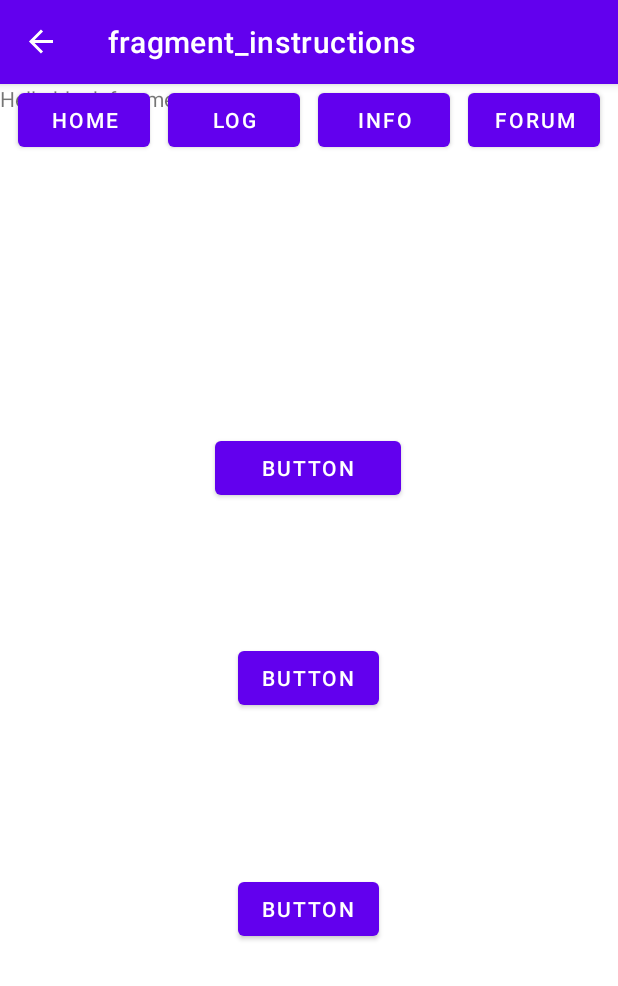
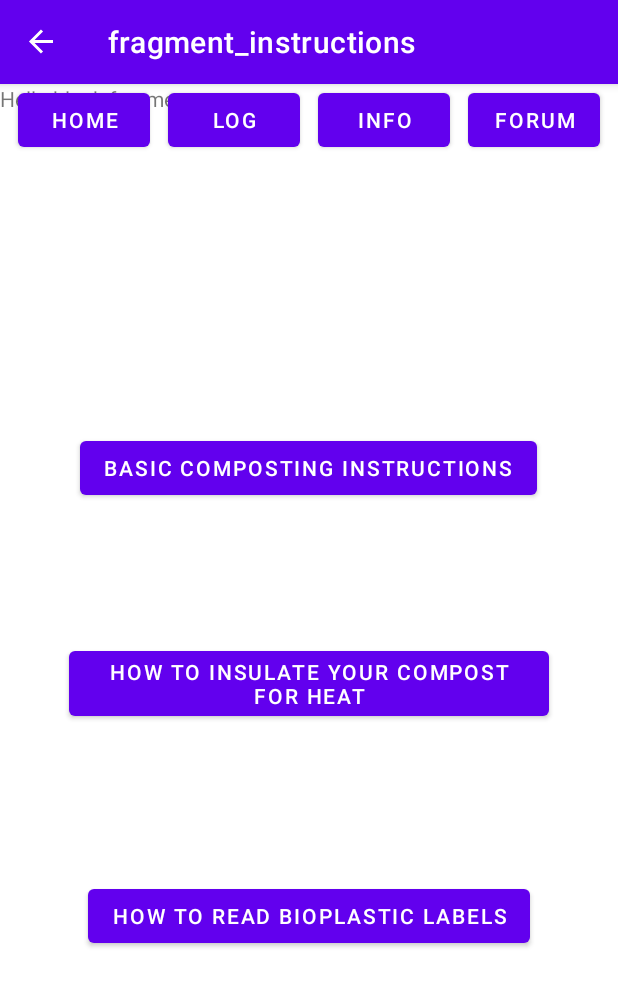
Before and after one commit to CorwinDaley/Bioplastics-Bad, an Android app: the InstructionsFragment screen opened through its navigation route, on a phone screen of 412 x 824 dp. Shown: the top 986 px of the screen. Run offline under Robolectric (Android 15) with nearby library versions, the phone set to English and light mode, and no system bars; our stand-ins replace navigation-ui.

Commit message:
fragment issue fixed

```diff
--- a/app/src/main/java/com/example/bioplasticbad/HomepageFragment.kt
+++ b/app/src/main/java/com/example/bioplasticbad/HomepageFragment.kt
@@ -10,25 +10,12 @@ import androidx.navigation.findNavController
 
 // TODO: Rename parameter arguments, choose names that match
 // the fragment initialization parameters, e.g. ARG_ITEM_NUMBER
-private const val ARG_PARAM1 = "param1"
-private const val ARG_PARAM2 = "param2"
 
-/**
- * A simple [Fragment] subclass.
- * Use the [HomepageFragment.newInstance] factory method to
- * create an instance of this fragment.
- */
 class HomepageFragment : Fragment() {
-    // TODO: Rename and change types of parameters
-    private var param1: String? = null
-    private var param2: String? = null
 
     override fun onCreate(savedInstanceState: Bundle?) {
         super.onCreate(savedInstanceState)
-        arguments?.let {
-            param1 = it.getString(ARG_PARAM1)
-            param2 = it.getString(ARG_PARAM2)
-        }
+
     }
 
     override fun onCreateView(
@@ -44,36 +31,17 @@ class HomepageFragment : Fragment() {
             view?.findNavController()?.navigate(R.id.action_homepageFragment_to_profilePageFragment)
         }
 
-        val loggingfragmentButton = rootView.findViewById<Button>(R.id.button_loggingFragment_homePage)
-        loggingfragmentButton.setOnClickListener {
-            view?.findNavController()?.navigate(R.id.action_homepageFragment_to_loggingFragment)
-        }
-
         val instructionsFragmentButton = rootView.findViewById<Button>(R.id.button_instructionsFragment_homePage)
         instructionsFragmentButton.setOnClickListener {
             view?.findNavController()?.navigate(R.id.action_homepageFragment_to_instructionsFragment)
         }
 
+        val toLoggingButton = rootView.findViewById<Button>(R.id.button_loggingFragment_homePage)
+        toLoggingButton.setOnClickListener {
+            view?.findNavController()?.navigate(R.id.action_homepageFragment_to_loggingFragment)
+        }
+
+
         return rootView
     }
-
-    companion object {
-        /**
-         * Use this factory method to create a new instance of
-         * this fragment using the provided parameters.
-         *
-         * @param param1 Parameter 1.
-         * @param param2 Parameter 2.
-         * @return A new instance of fragment homepage.
-         */
-        // TODO: Rename and change types and number of parameters
-        @JvmStatic
-        fun newInstance(param1: String, param2: String) =
-            HomepageFragment().apply {
-                arguments = Bundle().apply {
-                    putString(ARG_PARAM1, param1)
-                    putString(ARG_PARAM2, param2)
-                }
-            }
-    }
 }
--- a/app/src/main/res/layout/fragment_instructions.xml
+++ b/app/src/main/res/layout/fragment_instructions.xml
@@ -18,10 +18,10 @@
 
     <Button
         android:id="@+id/button_basicCompostingInstruction_instructionFragment"
-        android:layout_width="124dp"
+        android:layout_width="wrap_content"
         android:layout_height="wrap_content"
         android:layout_marginTop="232dp"
-        android:text="Button"
+        android:text="Basic Composting Instructions"
         app:layout_constraintEnd_toEndOf="@+id/textView"
         app:layout_constraintHorizontal_bias="0.498"
         app:layout_constraintStart_toStartOf="@+id/textView"
@@ -32,7 +32,7 @@
         android:layout_width="wrap_content"
         android:layout_height="wrap_content"
         android:layout_marginTop="92dp"
-        android:text="Button"
+        android:text="How to Insulate Your Compost for Heat"
         app:layout_constraintEnd_toEndOf="@+id/textView"
         app:layout_constraintHorizontal_bias="0.498"
         app:layout_constraintStart_toStartOf="parent"
@@ -42,7 +42,7 @@
         android:id="@+id/button_readBioplasticLabels_instructionFragment"
         android:layout_width="wrap_content"
         android:layout_height="wrap_content"
-        android:text="Button"
+        android:text="How to Read Bioplastic Labels"
         app:layout_constraintBottom_toBottomOf="parent"
         app:layout_constraintEnd_toEndOf="parent"
         app:layout_constraintHorizontal_bias="0.498"
--- a/app/src/main/res/layout/fragment_journals.xml
+++ b/app/src/main/res/layout/fragment_journals.xml
@@ -12,7 +12,7 @@
         android:layout_height="wrap_content"
         android:orientation="vertical">
 
-        <TextView
+        <EditText
             android:id="@+id/textView_Logging_itemName"
             android:layout_width="wrap_content"
             android:layout_height="wrap_content"
@@ -25,7 +25,7 @@
             android:layout_height="144dp"
             tools:src="@tools:sample/backgrounds/scenic" />
 
-        <TextView
+        <EditText
             android:id="@+id/textView_logging_journalEntry"
             android:layout_width="wrap_content"
             android:layout_height="wrap_content"
```
Also changed, not shown: app/src/main/java/com/example/bioplasticbad/LoggingFragment.kt (+11 -5 lines).
